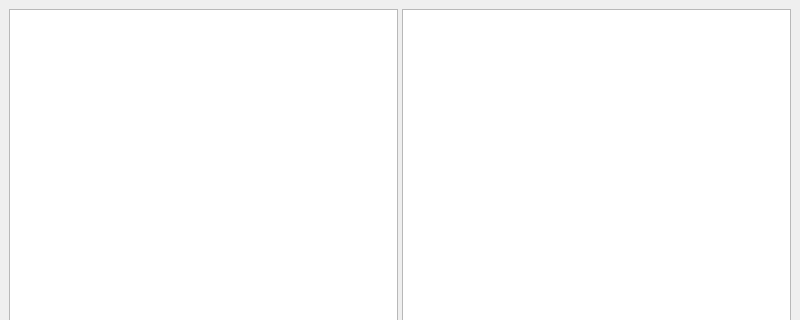
This is mainwindow.ui in uriegel/Kommander as Qt 5 draws it before an edit; both pictures show x 0 to 800 and y 0 to 320 of the 800 by 800 pixel window. The edited form follows.
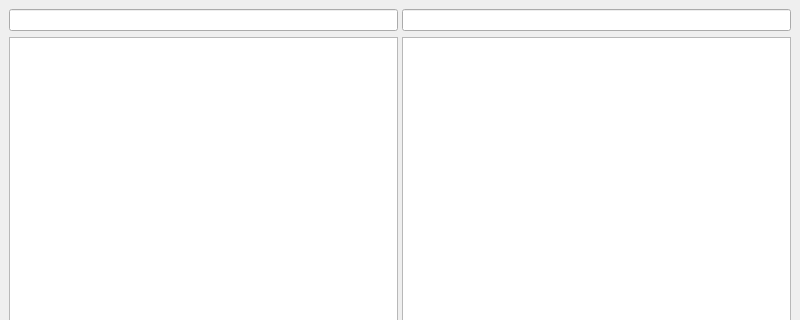
This is the edited form. Icons and pictures are not drawn. Custom widgets are drawn as their Qt base class.

Commit message: pathChanged signal

Diff of the .ui file:
```diff
--- a/mainwindow.ui
+++ b/mainwindow.ui
@@ -32,12 +32,18 @@
    <property name="layoutDirection">
     <enum>Qt::LeftToRight</enum>
    </property>
-   <layout class="QVBoxLayout" name="verticalLayout">
+   <layout class="QVBoxLayout" name="verticalLayout_3">
     <item>
      <widget class="QSplitter" name="splitter">
       <property name="orientation">
        <enum>Qt::Horizontal</enum>
       </property>
+      <widget class="QWidget" name="verticalLayoutWidget_2">
+       <layout class="QVBoxLayout" name="verticalLayout">
+        <item>
+         <widget class="QLineEdit" name="leftPathBox"/>
+        </item>
+        <item>
       <widget class="FolderView" name="leftFolderView">
        <property name="selectionMode">
         <enum>QAbstractItemView::MultiSelection</enum>
@@ -61,6 +67,15 @@
         <bool>false</bool>
        </property>
       </widget>
+        </item>
+       </layout>
+      </widget>
+      <widget class="QWidget" name="verticalLayoutWidget">
+       <layout class="QVBoxLayout" name="verticalLayout_2">
+        <item>
+         <widget class="QLineEdit" name="rightPathBox"/>
+        </item>
+        <item>
       <widget class="FolderView" name="rightFolderView">
        <property name="selectionMode">
         <enum>QAbstractItemView::MultiSelection</enum>
@@ -84,6 +99,9 @@
         <bool>false</bool>
        </property>
       </widget>
+        </item>
+       </layout>
+      </widget>
      </widget>
     </item>
    </layout>
```
Left out of the diff: 38 changed lines with no effect on the pictures. Lines whose indentation alone changed are shown as unchanged. The commit also changes 3 other files.
